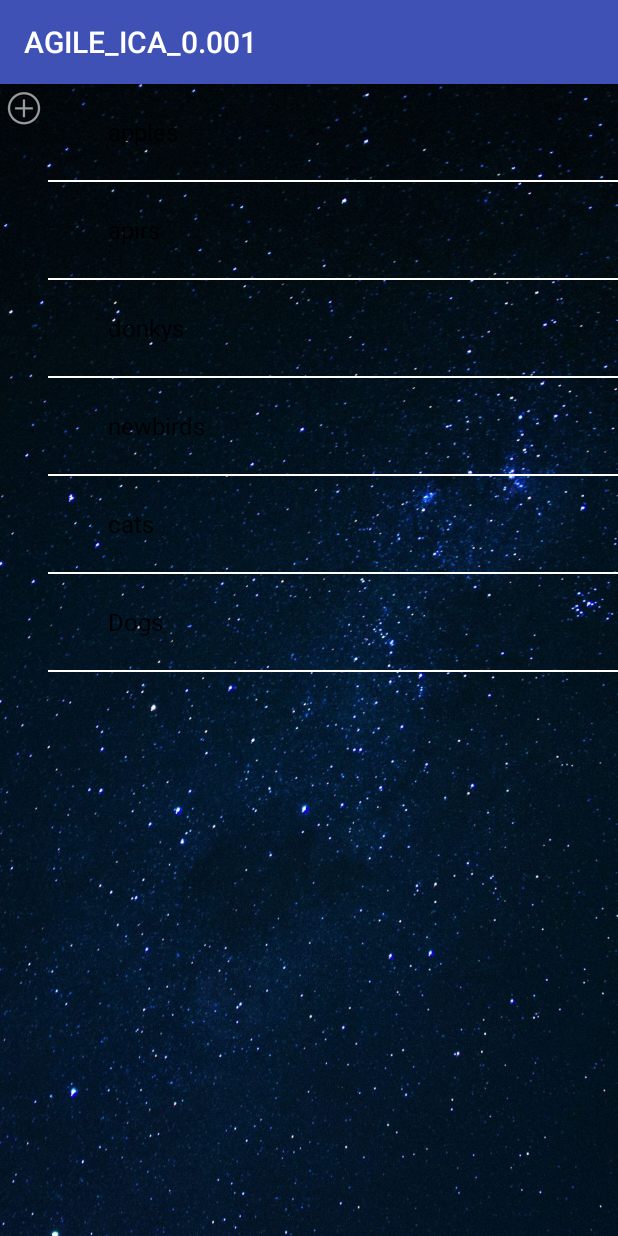
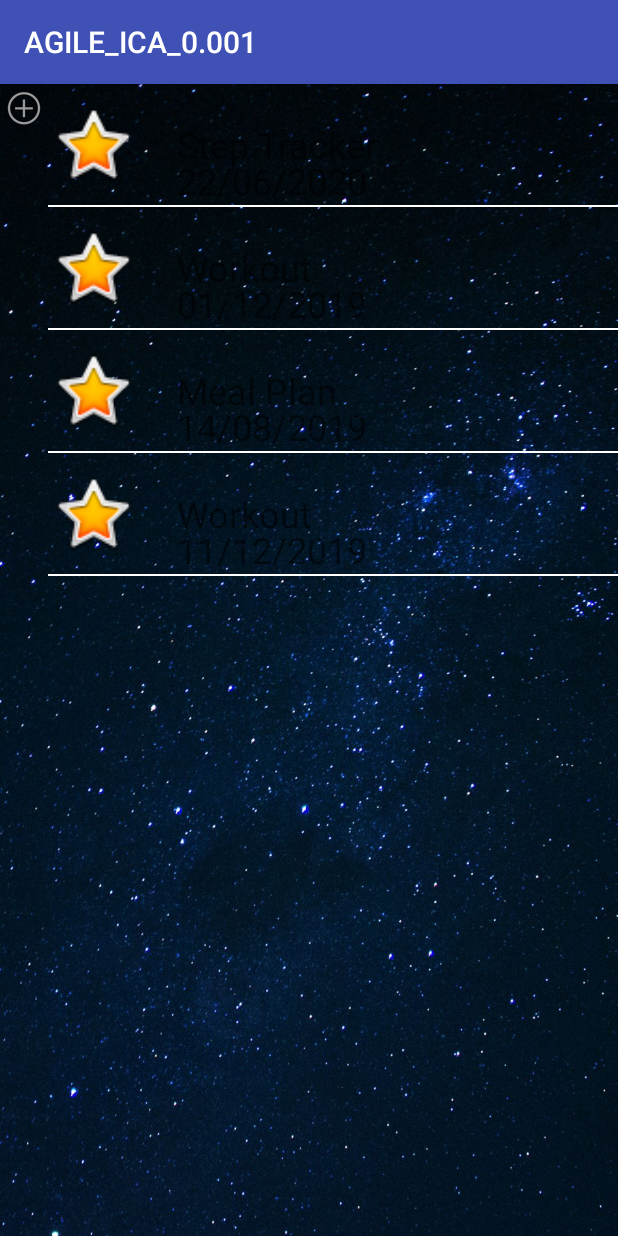
Before and after one commit to Thulaksan/InspireFitnessApp, an Android app: the screen it shows after launch (EventListActivity), after a tap on "LSITVIEW", on a phone screen of 412 x 824 dp. Run offline under Robolectric (Android 15) with nearby library versions, the phone set to English and light mode, and no system bars.

Commit message:
LiatView Objects

```diff
--- /dev/null
+++ b/app/src/main/java/uk/ac/tees/t7191599/agile_ica_0001/Event.java
@@ -0,0 +1,31 @@
+package uk.ac.tees.t7191599.agile_ica_0001;
+
+/**
+ * Created by Powerman984 on 27/02/2019.
+ */
+
+public class Event {
+    private String Name;
+    private String date;
+
+    public Event(String name, String date) {
+        Name = name;
+        this.date = date;
+    }
+
+    public String getName() {
+        return Name;
+    }
+
+    public void setName(String name) {
+        Name = name;
+    }
+
+    public String getDate() {
+        return date;
+    }
+
+    public void setDate(String date) {
+        this.date = date;
+    }
+}
--- a/app/src/main/java/uk/ac/tees/t7191599/agile_ica_0001/EventListActivity.java
+++ b/app/src/main/java/uk/ac/tees/t7191599/agile_ica_0001/EventListActivity.java
@@ -7,19 +7,40 @@ import android.os.Bundle;
 import android.view.View;
 import android.widget.ArrayAdapter;
 import android.widget.ListView;
+import android.widget.Toast;
+
+import java.util.ArrayList;
 
 public class EventListActivity extends AppCompatActivity {
-    ListView listv;
-    String[] ev= new String[]{"apples", "apirs", "donkys", "newbirds", "cats", "Dogs"};
 
+    private eventAdapter adapter;
+    private ListView listViewEvents;
+    private ArrayList<Event> events = new ArrayList<>();
     @Override
     protected void onCreate(Bundle savedInstanceState) {
         super.onCreate(savedInstanceState);
         setContentView(R.layout.activity_event_list);
-        listv = (ListView) findViewById(R.id.ListView);
-        ArrayAdapter adapter = new ArrayAdapter(EventListActivity.this,android.R.layout.simple_expandable_list_item_1,ev);
-        listv.setAdapter(adapter);
+        populateListView();
+
+
     }
+
+
+    public void populateListView()
+    {
+        listViewEvents = (ListView) findViewById(R.id.eventListView);
+        events.add(new Event("Step Tracker","22/06/2020"));
+        events.add(new Event("Workout","01/12/2019"));
+        events.add(new Event("Meal Plan","14/08/2019"));
+        events.add(new Event("Workout","11/12/2019"));
+        adapter= new eventAdapter(this,events);
+        listViewEvents.setAdapter(adapter);
+
+    }
+
+
+
+
     public void CreateEvent(View view)
     {
         Intent intent = new Intent(this, CreateEventActivity.class);
--- /dev/null
+++ b/app/src/main/java/uk/ac/tees/t7191599/agile_ica_0001/eventAdapter.java
@@ -0,0 +1,55 @@
+package uk.ac.tees.t7191599.agile_ica_0001;
+
+import android.app.Activity;
+import android.content.Context;
+import android.view.LayoutInflater;
+import android.view.View;
+import android.view.ViewGroup;
+import android.widget.BaseAdapter;
+import android.widget.TextView;
+
+import java.util.ArrayList;
+
+/**
+ * Created by Powerman984 on 27/02/2019.
+ */
+
+public class eventAdapter extends BaseAdapter
+{
+    Activity context;
+    ArrayList<Event> events;
+    private static LayoutInflater inflater = null;
+    public eventAdapter(Activity context, ArrayList<Event> events) {
+        this.context = context;
+        this.events = events;
+        inflater = (LayoutInflater) context.getSystemService(Context.LAYOUT_INFLATER_SERVICE);
+    }
+
+    @Override
+    public int getCount() {
+        return events.size();
+    }
+
+    @Override
+    public Event getItem(int position) {
+        return events.get(position);
+    }
+
+    @Override
+    public long getItemId(int position) {
+        return position;
+    }
+
+    @Override
+    public View getView(int position, View convertView, ViewGroup parent)
+    {
+        View itemView = convertView;
+        itemView = (itemView == null) ? inflater.inflate(R.layout.event_list_item,null): itemView;
+        TextView textViewName = (TextView) itemView.findViewById(R.id.textView_name);
+        TextView textViewdate = (TextView) itemView.findViewById(R.id.textView_date);
+        Event selectEvent = events.get(position);
+        textViewName.setText(selectEvent.getName());
+        textViewdate.setText(selectEvent.getDate());
+        return itemView;
+    }
+}
--- a/app/src/main/res/layout/activity_event_list.xml
+++ b/app/src/main/res/layout/activity_event_list.xml
@@ -17,7 +17,7 @@
         app:srcCompat="@android:drawable/ic_menu_add" />
 
     <ListView
-        android:id="@+id/ListView"
+        android:id="@+id/eventListView"
         android:layout_width="match_parent"
         android:layout_height="match_parent"
         android:backgroundTint="@color/cardview_light_background"
--- /dev/null
+++ b/app/src/main/res/layout/event_list_item.xml
@@ -0,0 +1,36 @@
+<?xml version="1.0" encoding="utf-8"?>
+<RelativeLayout
+    xmlns:android="http://schemas.android.com/apk/res/android"
+    xmlns:app="http://schemas.android.com/apk/res-auto"
+    android:layout_width="match_parent"
+    android:layout_height="match_parent">
+
+
+    <TextView
+        android:id="@+id/textView_name"
+        android:layout_width="wrap_content"
+        android:layout_height="wrap_content"
+        android:layout_alignStart="@+id/textView_date"
+        android:layout_centerVertical="true"
+        android:textSize="24sp"
+        android:hint="Name"/>
+
+    <TextView
+        android:id="@+id/textView_date"
+        android:layout_width="wrap_content"
+        android:layout_height="wrap_content"
+        android:layout_below="@+id/textView_name"
+        android:layout_marginStart="26dp"
+        android:layout_marginTop="15dp"
+        android:layout_toEndOf="@+id/image"
+        android:textSize="24sp"
+        android:hint="Date"/>
+
+    <ImageView
+        android:id="@+id/image"
+        android:layout_width="60dip"
+        android:layout_height="60dip"
+        android:layout_alignBottom="@+id/textView_date"
+        android:layout_alignTop="@+id/textView_name"
+        app:srcCompat="@android:drawable/btn_star_big_on" />
+</RelativeLayout>
```
